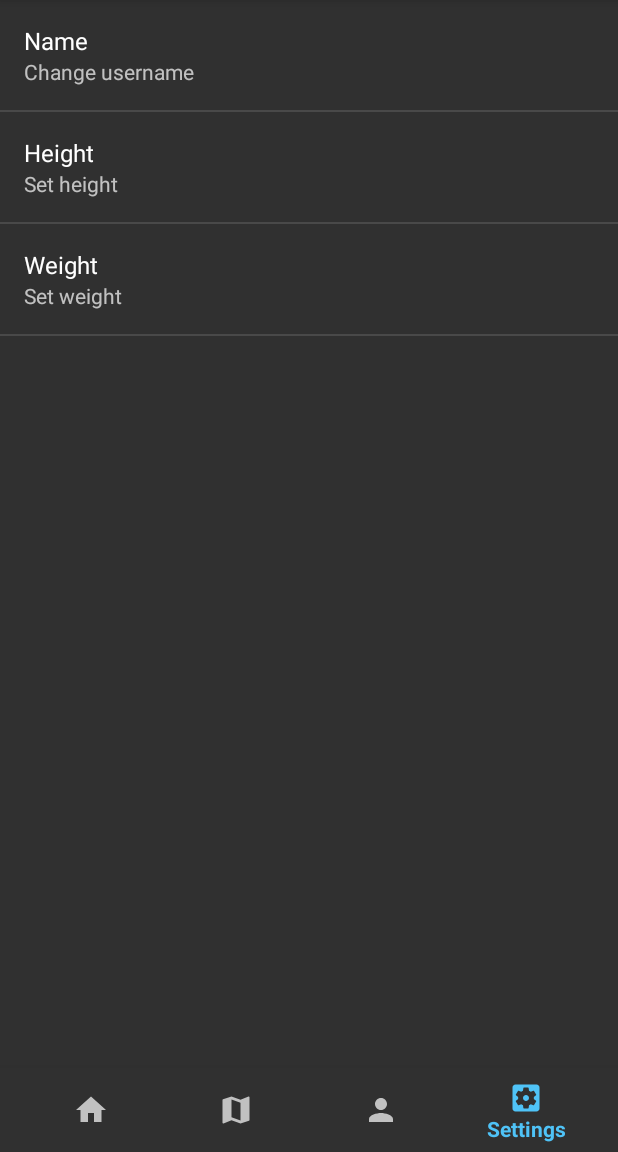
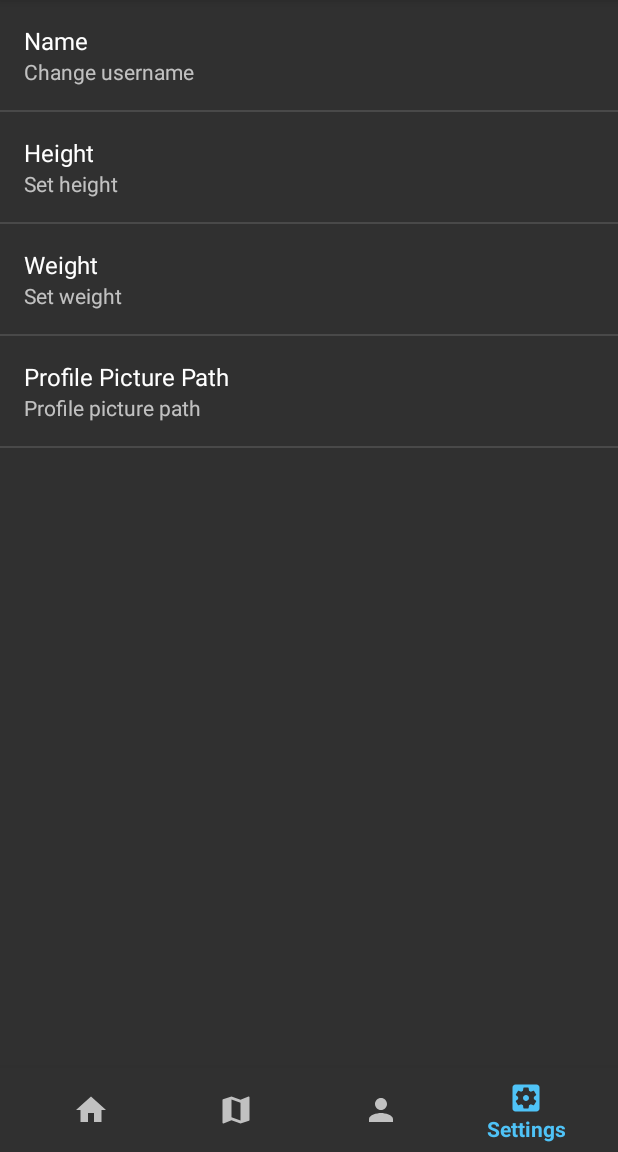
Before and after one commit to Penys/MoveMaster95, an Android app: the fragment ProfileFragment placed in its activity, item 4 of the bottom bar chosen, on a phone screen of 412 x 824 dp, the part 84-1236 px from its top. Run offline under Robolectric (Android 15) with nearby library versions, the phone set to English and light mode, and no system bars; 1 statement that could not run was skipped.

Commit message:
profile picture persistent, path is saved to preferences

```diff
--- a/app/src/main/java/com/penys/fi/movemaster95/ProfileFragment.kt
+++ b/app/src/main/java/com/penys/fi/movemaster95/ProfileFragment.kt
@@ -4,6 +4,7 @@ package com.penys.fi.movemaster95
 
 import android.app.Activity
 import android.app.Fragment
+import android.content.Context
 import android.content.Intent
 import android.graphics.Bitmap
 import android.net.Uri
@@ -14,6 +15,7 @@ import android.preference.PreferenceManager
 import android.provider.MediaStore
 import android.support.annotation.RequiresApi
 import android.support.v4.content.FileProvider
+import android.util.Log
 import android.view.LayoutInflater
 import android.view.View
 import android.view.ViewGroup
@@ -43,12 +45,14 @@ class ProfileFragment : Fragment() {
         val weight = prefMan.getString(getString(R.string.pref_user_weight), "")
         val height = prefMan.getString(getString(R.string.pref_user_height), "")
         val bmi: Float = (weight.toFloat()/((height.toFloat()/100)*(height.toFloat()/100)))
+        photopath = prefMan.getString(getString(R.string.photo_pref),"")
 
         //assign data to views
         greeting.text = "Hello " + prefMan.getString(getString(R.string.pref_user_name), "there") + "!"
         weight_view.text = "Weight: " + weight
         height_view.text = "Height: " + height
         bmi_view.text = "BMI: " + (bmi.toInt()).toString()
+        profile_pic.setImageURI(Uri.parse(photopath))
 
         //profile picture change
         profile_pic.setOnClickListener {
@@ -74,6 +78,11 @@ class ProfileFragment : Fragment() {
                 )
                 myIntent.putExtra(MediaStore.EXTRA_OUTPUT,photoUri)
                 startActivityForResult(myIntent, REQUEST_IMAGE_CAPTURE)
+                val prefMan = PreferenceManager.getDefaultSharedPreferences(activity)
+                with(prefMan.edit()){
+                    putString(getString(R.string.photo_pref), photoFile.toString())
+                    apply()
+                }
             }
         }
     }
@@ -81,7 +90,7 @@ class ProfileFragment : Fragment() {
     private fun createImageFile(): File? {
         val fileName = "MyProfilePic"
         val storageDir = activity.getExternalFilesDir(Environment.DIRECTORY_PICTURES)
-        var image = File.createTempFile(
+        val image = File.createTempFile(
                 fileName,
                 ".jpg",
                 storageDir
--- a/app/src/main/res/values/strings.xml
+++ b/app/src/main/res/values/strings.xml
@@ -20,4 +20,7 @@
     <string name="pref_user_weight_title">Weight</string>
     <string name="pref_user_weight_sum">Set weight</string>
     <string name="pref_user_weight_hint">Set weight (kg)</string>
+    <string name="photo_pref">photopath</string>
+    <string name="photo_pref_title">Profile Picture Path</string>
+    <string name="photo_pref_sum">Profile picture path</string>
 </resources>
--- a/app/src/main/res/xml/preferences.xml
+++ b/app/src/main/res/xml/preferences.xml
@@ -21,4 +21,9 @@
         android:hint="@string/pref_user_weight_hint"
         android:maxLength="5"
         android:inputType="number" />
+    <Preference
+        android:key="@string/photo_pref"
+        android:title="@string/photo_pref_title"
+        android:summary="@string/photo_pref_sum"
+        android:inputType="text" />
 </PreferenceScreen>
```
